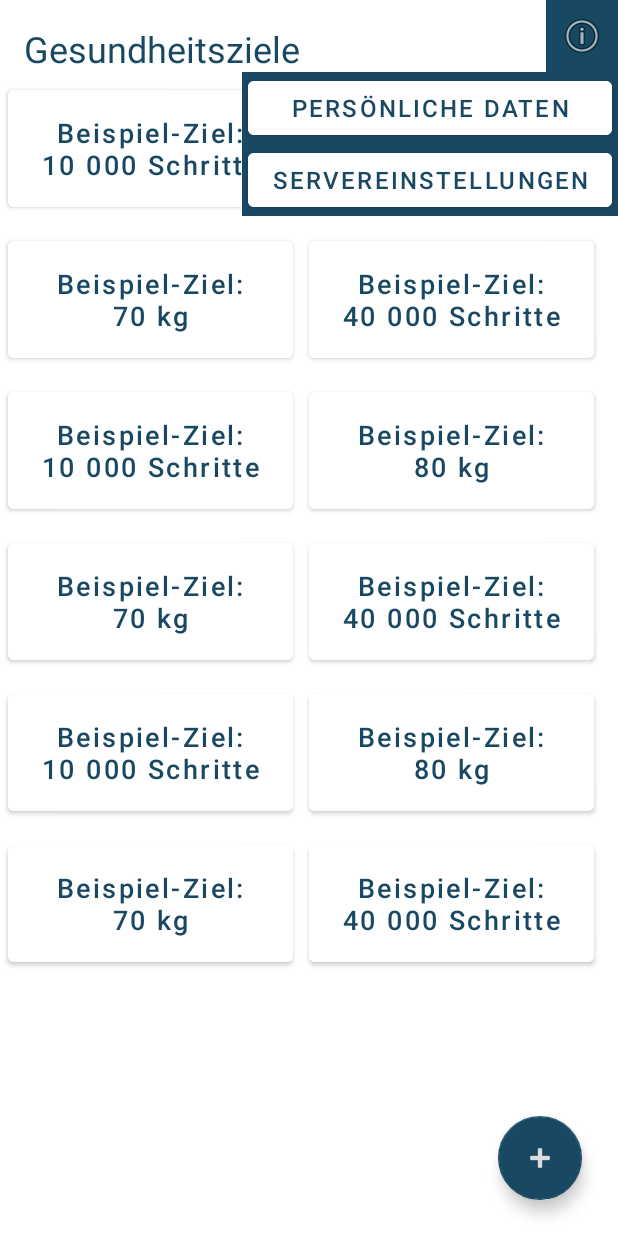
After one commit to StepUp-eHealth-Application/StepUp-Frontend, an Android app: the layout activity_menu_patient.xml on its own in the app's theme, with its tools: preview values and no code run, on a phone screen of 412 x 824 dp. The commit adds this screen. Run offline under Robolectric (Android 15) with nearby library versions, the phone set to English and light mode, and no system bars.

Commit message:
Added main activity to select a role Added search menu to select a patient Added menu for patient Added menu for le

```diff
--- /dev/null
+++ b/app/src/main/res/layout/activity_menu_patient.xml
@@ -0,0 +1,236 @@
+<?xml version="1.0" encoding="utf-8"?>
+<androidx.constraintlayout.widget.ConstraintLayout xmlns:android="http://schemas.android.com/apk/res/android"
+    xmlns:app="http://schemas.android.com/apk/res-auto"
+    xmlns:tools="http://schemas.android.com/tools"
+    android:layout_width="match_parent"
+    android:layout_height="match_parent"
+    tools:context=".MenuPatientActivity">
+
+    <TextView
+        android:id="@+id/txtTitle"
+        android:layout_width="wrap_content"
+        android:layout_height="wrap_content"
+        android:layout_margin="16sp"
+        android:text="Gesundheitsziele"
+        android:textColor="@color/secondary"
+        android:textSize="24sp"
+        app:layout_constraintStart_toStartOf="parent"
+        app:layout_constraintTop_toTopOf="parent" />
+
+    <ImageButton
+        android:id="@+id/btnSettings"
+        android:layout_width="48sp"
+        android:layout_height="48sp"
+        android:background="@color/secondary"
+        app:layout_constraintEnd_toEndOf="parent"
+        app:layout_constraintTop_toTopOf="parent"
+        app:srcCompat="@android:drawable/ic_menu_info_details"
+        android:contentDescription="Einstellungen" />
+
+    <ScrollView
+        android:layout_width="match_parent"
+        android:layout_height="wrap_content"
+        android:orientation="vertical"
+        app:layout_constraintTop_toBottomOf="@+id/txtTitle">
+
+        <GridLayout
+            android:layout_width="match_parent"
+            android:layout_height="wrap_content"
+            android:alignmentMode="alignMargins"
+            android:columnCount="2"
+            android:rowCount="10">
+
+            <Button
+                android:layout_width="190dp"
+                android:layout_height="90dp"
+                android:layout_margin="5dp"
+                android:backgroundTint="@color/white"
+                android:text="Beispiel-Ziel:\n10 000 Schritte"
+                android:textSize="18sp"
+                android:textColor="@color/secondary"
+                android:textAllCaps="false"
+                android:layout_row="0"
+                android:layout_column="0"/>
+
+            <Button
+                android:layout_width="190dp"
+                android:layout_height="90dp"
+                android:layout_margin="5dp"
+                android:backgroundTint="@color/white"
+                android:text="Beispiel-Ziel:\n80 kg"
+                android:textSize="18sp"
+                android:textColor="@color/secondary"
+                android:textAllCaps="false"
+                android:layout_row="0"
+                android:layout_column="1"/>
+
+            <Button
+                android:layout_width="190dp"
+                android:layout_height="90dp"
+                android:layout_margin="5dp"
+                android:backgroundTint="@color/white"
+                android:text="Beispiel-Ziel:\n70 kg"
+                android:textSize="18sp"
+                android:textColor="@color/secondary"
+                android:textAllCaps="false"
+                android:layout_row="1"
+                android:layout_column="0"/>
+
+            <Button
+                android:layout_width="190dp"
+                android:layout_height="90dp"
+                android:layout_margin="5dp"
+                android:backgroundTint="@color/white"
+                android:text="Beispiel-Ziel:\n40 000 Schritte"
+                android:textSize="18sp"
+                android:textColor="@color/secondary"
+                android:textAllCaps="false"
+                android:layout_row="1"
+                android:layout_column="1"/>
+
+            <Button
+                android:layout_width="190dp"
+                android:layout_height="90dp"
+                android:layout_margin="5dp"
+                android:backgroundTint="@color/white"
+                android:text="Beispiel-Ziel:\n10 000 Schritte"
+                android:textSize="18sp"
+                android:textColor="@color/secondary"
+                android:textAllCaps="false"
+                android:layout_row="2"
+                android:layout_column="0"/>
+
+            <Button
+                android:layout_width="190dp"
+                android:layout_height="90dp"
+                android:layout_margin="5dp"
+                android:backgroundTint="@color/white"
+                android:text="Beispiel-Ziel:\n80 kg"
+                android:textSize="18sp"
+                android:textColor="@color/secondary"
+                android:textAllCaps="false"
+                android:layout_row="2"
+                android:layout_column="1"/>
+
+            <Button
+                android:layout_width="190dp"
+                android:layout_height="90dp"
+                android:layout_margin="5dp"
+                android:backgroundTint="@color/white"
+                android:text="Beispiel-Ziel:\n70 kg"
+                android:textSize="18sp"
+                android:textColor="@color/secondary"
+                android:textAllCaps="false"
+                android:layout_row="3"
+                android:layout_column="0"/>
+
+            <Button
+                android:layout_width="190dp"
+                android:layout_height="90dp"
+                android:layout_margin="5dp"
+                android:backgroundTint="@color/white"
+                android:text="Beispiel-Ziel:\n40 000 Schritte"
+                android:textSize="18sp"
+                android:textColor="@color/secondary"
+                android:textAllCaps="false"
+                android:layout_row="3"
+                android:layout_column="1"/>
+
+
+            <Button
+                android:layout_width="190dp"
+                android:layout_height="90dp"
+                android:layout_margin="5dp"
+                android:backgroundTint="@color/white"
+                android:text="Beispiel-Ziel:\n10 000 Schritte"
+                android:textSize="18sp"
+                android:textColor="@color/secondary"
+                android:textAllCaps="false"
+                android:layout_row="4"
+                android:layout_column="0"/>
+
+            <Button
+                android:layout_width="190dp"
+                android:layout_height="90dp"
+                android:layout_margin="5dp"
+                android:backgroundTint="@color/white"
+                android:text="Beispiel-Ziel:\n80 kg"
+                android:textSize="18sp"
+                android:textColor="@color/secondary"
+                android:textAllCaps="false"
+                android:layout_row="4"
+                android:layout_column="1"/>
+
+            <Button
+                android:layout_width="190dp"
+                android:layout_height="90dp"
+                android:layout_margin="5dp"
+                android:backgroundTint="@color/white"
+                android:text="Beispiel-Ziel:\n70 kg"
+                android:textSize="18sp"
+                android:textColor="@color/secondary"
+                android:textAllCaps="false"
+                android:layout_row="5"
+                android:layout_column="0"/>
+
+            <Button
+                android:layout_width="190dp"
+                android:layout_height="90dp"
+                android:layout_margin="5dp"
+                android:backgroundTint="@color/white"
+                android:text="Beispiel-Ziel:\n40 000 Schritte"
+                android:textSize="18sp"
+                android:textColor="@color/secondary"
+                android:textAllCaps="false"
+                android:layout_row="5"
+                android:layout_column="1"/>
+
+        </GridLayout>
+
+    </ScrollView>
+
+
+    <com.google.android.material.floatingactionbutton.FloatingActionButton
+        android:id="@+id/floatingActionButton"
+        android:layout_width="wrap_content"
+        android:layout_height="wrap_content"
+        android:layout_margin="24sp"
+        android:clickable="true"
+        android:focusable="true"
+        app:layout_constraintBottom_toBottomOf="parent"
+        app:layout_constraintEnd_toEndOf="parent"
+        app:srcCompat="@android:drawable/ic_input_add"
+        android:contentDescription="Neues Gesundheitsziel erstellen" />
+
+    <LinearLayout
+        android:id="@+id/viewSettings"
+        android:layout_width="wrap_content"
+        android:layout_height="wrap_content"
+        android:background="@color/secondary"
+        android:orientation="vertical"
+        app:layout_constraintEnd_toEndOf="parent"
+        app:layout_constraintTop_toBottomOf="@id/btnSettings"
+        app:srcCompat="@android:drawable/menu_frame">
+
+        <Button
+            android:layout_width="match_parent"
+            android:layout_height="wrap_content"
+            android:layout_marginStart="4dp"
+            android:layout_marginEnd="4dp"
+            android:backgroundTint="@color/white"
+            android:text="Persönliche Daten"
+            android:textColor="@color/secondary"
+            android:textSize="16sp" />
+
+        <Button
+            android:layout_width="match_parent"
+            android:layout_height="wrap_content"
+            android:layout_marginStart="4dp"
+            android:layout_marginEnd="4dp"
+            android:backgroundTint="@color/white"
+            android:text="Servereinstellungen"
+            android:textColor="@color/secondary"
+            android:textSize="16sp" />
+
+    </LinearLayout>
+</androidx.constraintlayout.widget.ConstraintLayout>
```
Also changed, not shown: app/src/main/java/de/hskempten/stepup/MenuLeActivity.java (added, +35 -0 lines), app/src/main/java/de/hskempten/stepup/MenuPatientActivity.java (added, +35 -0 lines), app/src/main/java/de/hskempten/stepup/SearchPatientActivity.java (added, +59 -0 lines), app/src/main/res/layout/activity_main.xml (+61 -8 lines), app/src/main/res/layout/activity_menu_le.xml (added, +213 -0 lines), app/src/main/res/layout/activity_search_patient.xml (added, +26 -0 lines).
